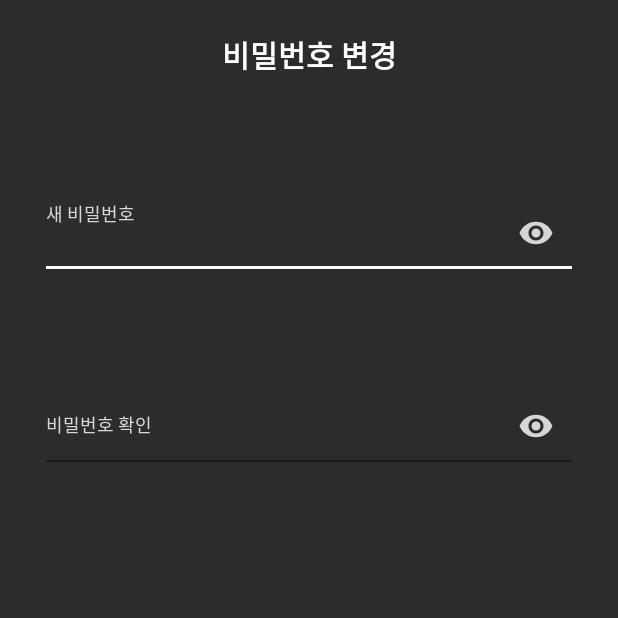
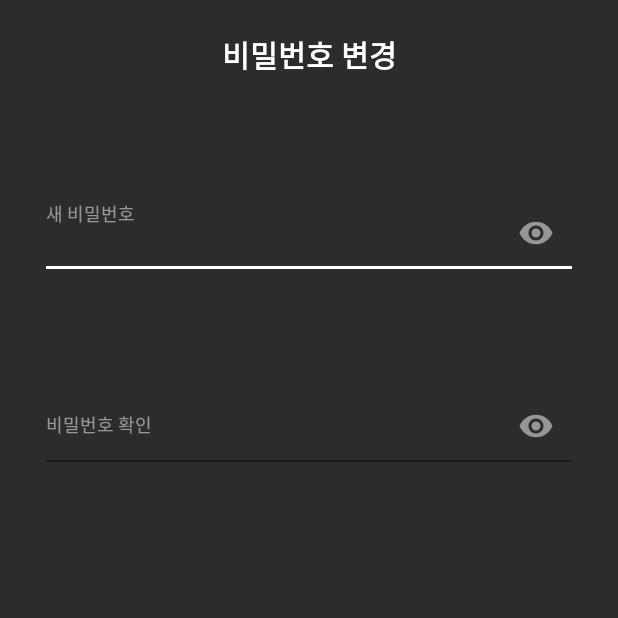
Before and after one commit to amie-lee/check-mate-Android, an Android app: the PwChangeSecondActivity screen opened directly, with no data from a screen before it, on a phone screen of 412 x 824 dp, the top half of it. Run offline under Robolectric (Android 15) with nearby library versions, the phone set to English and light mode, and no system bars.

Commit message:
색상 리소스 추가

```diff
--- a/checkmateClient/app/src/main/res/values/colors.xml
+++ b/checkmateClient/app/src/main/res/values/colors.xml
@@ -7,4 +7,6 @@
     <color name="teal_700">#FF018786</color>
     <color name="black">#FF000000</color>
     <color name="white">#FFFFFFFF</color>
+    <color name="white_opaque">#80FFFFFF</color>
+    <color name="red">#FF5959</color>
 </resources>
```
